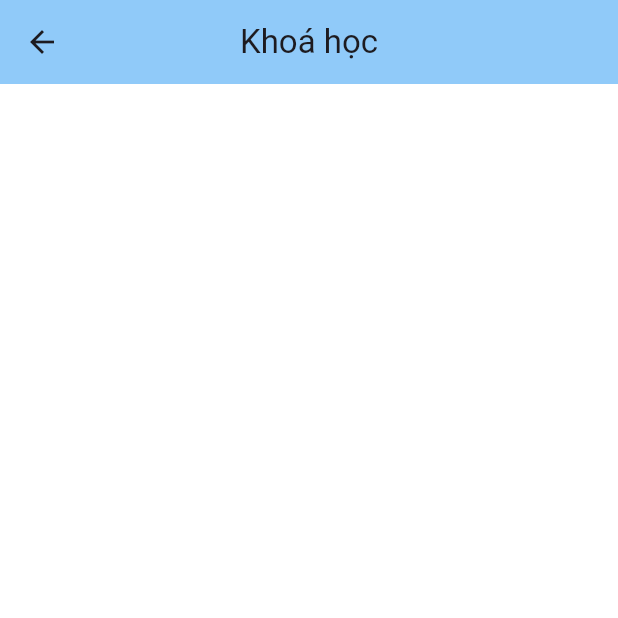
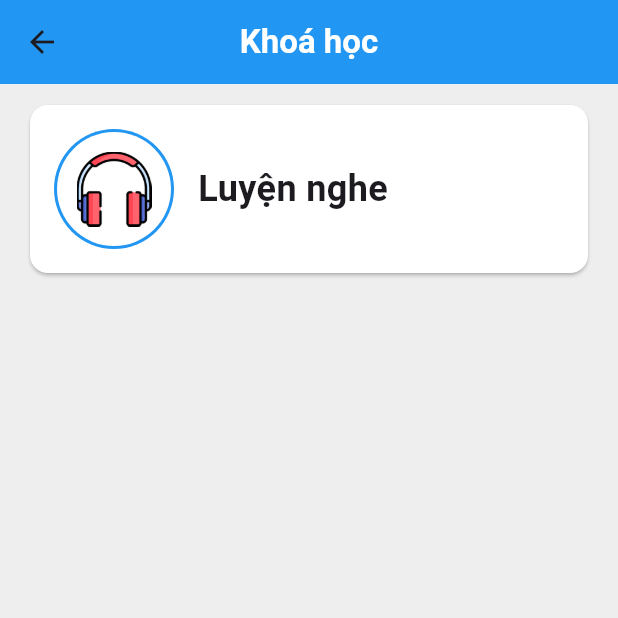
Before and after one commit to quyok808/mobile_English, a Flutter app: the ClassroomView screen opened by its route, on a phone screen of 412 x 824 dp, the top half of it. Run offline on Flutter 3.47's test engine with Material 3 defaults, Android fonts, the phone set to English and light mode, and no system bars; our stand-ins replace cloud_firestore, firebase_auth, firebase_core, flip_card, flutter_native_splash, flutter_tts and 6 more; missing offline and left inert: mailer; accounts and stored records are empty; network calls fail.

Commit message:
update UI Classroom

```diff
--- a/lib/app/modules/account/views/account_view.dart
+++ b/lib/app/modules/account/views/account_view.dart
@@ -18,11 +18,11 @@ class AccountView extends StatelessWidget {
         title: Center(
           child: Text(
             'Thông tin tài khoản',
-            style: TextStyle(fontWeight: FontWeight.bold, color: Colors.black),
+            style: TextStyle(fontWeight: FontWeight.bold, color: Colors.white),
             textAlign: TextAlign.center,
           ),
         ),
-        backgroundColor: AppTheme.blue,
+        backgroundColor: Colors.blue,
       ),
       body: Stack(
         children: [
@@ -30,7 +30,7 @@ class AccountView extends StatelessWidget {
             children: [
               Container(
                 height: 215,
-                color: AppTheme.blue,
+                color: Colors.blue,
                 child: InfomationWidget(),
               ),
               Expanded(
--- a/lib/app/modules/account/views/widgets/infomation_widget.dart
+++ b/lib/app/modules/account/views/widgets/infomation_widget.dart
@@ -29,7 +29,10 @@ class InfomationWidget extends StatelessWidget {
             String displayName = _controller.displayName ?? "USER";
             return Text(
               displayName,
-              style: TextStyle(fontSize: 24, fontWeight: FontWeight.bold),
+              style: TextStyle(
+                  fontSize: 24,
+                  fontWeight: FontWeight.bold,
+                  color: Colors.white),
             );
           }),
         ],
--- a/lib/app/modules/classrooms/view/classroom_view.dart
+++ b/lib/app/modules/classrooms/view/classroom_view.dart
@@ -1,5 +1,10 @@
 import 'package:flutter/material.dart';
+import 'package:onlya_english/app/modules/classrooms/view/widgets/item_column.dart';
+import 'package:onlya_english/app/modules/listening/bindings/listening_binding.dart';
+import 'package:onlya_english/app/routes/bound_widget.dart';
 import 'package:onlya_english/app/themes/theme.dart';
+
+import '../../listening/views/listening_view.dart';
 
 class ClassroomView extends StatelessWidget {
   const ClassroomView({super.key});
@@ -7,11 +12,49 @@ class ClassroomView extends StatelessWidget {
   @override
   Widget build(BuildContext context) {
     return Scaffold(
-      backgroundColor: Colors.white,
+      backgroundColor: Colors.grey[200],
       appBar: AppBar(
-        title: Text('Khoá học'),
+        title: Text(
+          'Khoá học',
+          style: TextStyle(fontWeight: FontWeight.bold, color: Colors.white),
+        ),
         centerTitle: true,
-        backgroundColor: AppTheme.blue,
+        backgroundColor: Colors.blue,
+      ),
+      body: SingleChildScrollView(
+        child: Padding(
+          padding: const EdgeInsets.symmetric(vertical: 10),
+          child: Column(
+            children: [
+              ItemClassroom(
+                imagelink:
+                    'assets/images/headphones.png', // trong bên dưới có hết link image có hết
+                content: 'Luyện nghe', // thế thôi, không cần chỉnh j thêm
+                path: '/listening', // lấy bên app-routes.dart
+              ),
+              // ItemClassroom(
+              //   imagelink: 'assets/images/speak.png',
+              //   content: 'Luyện nói',
+              // ),
+              // ItemClassroom(
+              //   imagelink: 'assets/images/read.png',
+              //   content: 'Luyện đọc',
+              // ),
+              // ItemClassroom(
+              //   imagelink: 'assets/images/write.png',
+              //   content: 'Luyện viết',
+              // ),
+              // ItemClassroom(
+              //   imagelink: 'assets/images/dictionary.png',
+              //   content: 'Từ vựng của tôi',
+              // ),
+              // ItemClassroom(
+              //   imagelink: 'assets/images/mini-test.png',
+              //   content: 'Bài kiểm tra ngắn',
+              // ),
+            ],
+          ),
+        ),
       ),
     );
   }
--- /dev/null
+++ b/lib/app/modules/classrooms/view/widgets/item_column.dart
@@ -0,0 +1,65 @@
+import 'package:flutter/material.dart';
+import 'package:get/get.dart';
+import 'package:onlya_english/app/routes/bound_widget.dart';
+
+class ItemClassroom extends StatelessWidget {
+  ItemClassroom({
+    super.key,
+    required this.imagelink,
+    required this.content,
+    required this.path,
+  });
+  final double size = 50;
+  final String imagelink;
+  final String content;
+  final String path;
+
+  @override
+  Widget build(BuildContext context) {
+    return Padding(
+      padding: const EdgeInsets.only(bottom: 15, left: 16, right: 16),
+      child: ElevatedButton(
+        onPressed: () {
+          Get.toNamed(path);
+        },
+        style: ElevatedButton.styleFrom(
+          padding: EdgeInsets.all(0),
+          backgroundColor: Colors.transparent,
+          shadowColor: Colors.transparent,
+          shape: RoundedRectangleBorder(
+              borderRadius: BorderRadius.circular(10)), // Bo tròn góc
+        ),
+        child: Card(
+          color: Colors.white,
+          child: Row(
+            children: [
+              Container(
+                padding: EdgeInsets.all(16.0),
+                child: CircleAvatar(
+                  radius: 40,
+                  backgroundColor: Colors.blue,
+                  child: CircleAvatar(
+                    radius: 38,
+                    backgroundColor: Colors.white,
+                    child: Image.asset(
+                      imagelink,
+                      width: size,
+                      height: size,
+                    ),
+                  ),
+                ),
+              ),
+              Expanded(
+                child: Text(
+                  content,
+                  style: TextStyle(fontSize: 24, fontWeight: FontWeight.bold),
+                  textAlign: TextAlign.start,
+                ),
+              )
+            ],
+          ),
+        ),
+      ),
+    );
+  }
+}
--- a/lib/app/modules/flashcard/views/flashcard_view.dart
+++ b/lib/app/modules/flashcard/views/flashcard_view.dart
@@ -1,6 +1,6 @@
+// ignore_for_file: use_key_in_widget_constructors
+
 import 'package:flutter/material.dart';
-import 'package:flip_card/flip_card.dart';
-import 'package:flutter_tts/flutter_tts.dart';
 import 'package:get/get.dart';
 import 'package:onlya_english/app/themes/theme.dart';
 import '../controllers/flashcard_controller.dart';
@@ -15,16 +15,16 @@ class FlashcardView extends StatelessWidget {
     controller.loadFlashcards();
 
     return Scaffold(
-      backgroundColor: Colors.white,
+      backgroundColor: Colors.grey[200],
       appBar: AppBar(
         title: Center(
           child: Text(
             'Flashcards',
-            style: TextStyle(fontWeight: FontWeight.bold, color: Colors.black),
+            style: TextStyle(fontWeight: FontWeight.bold, color: Colors.white),
             textAlign: TextAlign.center,
           ),
         ),
-        backgroundColor: AppTheme.blue,
+        backgroundColor: Colors.blue,
       ),
       body: Obx(() {
         if (controller.isLoading.value) {
--- a/lib/app/modules/home/views/home_view.dart
+++ b/lib/app/modules/home/views/home_view.dart
@@ -4,13 +4,14 @@ import 'package:flutter/material.dart';
 import 'package:onlya_english/app/modules/Search/bindings/search_binding.dart';
 import 'package:onlya_english/app/modules/Search/views/search_view.dart';
 import 'package:onlya_english/app/modules/account/views/account_view.dart';
+import 'package:onlya_english/app/modules/classrooms/bindings/classroom_binding.dart';
+import 'package:onlya_english/app/modules/classrooms/view/classroom_view.dart';
 import 'package:onlya_english/app/modules/flashcard/bindings/flashcard_binding.dart';
 import 'package:onlya_english/app/modules/flashcard/views/flashcard_view.dart';
 import 'package:onlya_english/app/modules/listening/bindings/listening_binding.dart';
 import 'package:onlya_english/app/modules/listening/views/listening_view.dart';
 import '../../../routes/bound_widget.dart';
 import '../../../themes/theme.dart';
-
 
 class HomeView extends StatefulWidget {
   const HomeView({super.key});
@@ -28,15 +29,13 @@ class _HomeViewState extends State<HomeView> {
       child: SearchView(),
     ),
     BoundWidget(
-      binding: ListeningBinding(),
-      child: ListeningPage(),
+      binding: ClassroomBinding(),
+      child: ClassroomView(),
     ),
-    //Center(child: Text('Khóa Học')),
     BoundWidget(
       binding: FlashcardBinding(),
       child: FlashcardView(),
     ),
-    // Center(child: Text('Game')),
     Center(child: AccountView()),
   ];
 
--- a/lib/app/themes/theme.dart
+++ b/lib/app/themes/theme.dart
@@ -13,6 +13,7 @@ class AppTheme {
   static final green = Colors.greenAccent[400];
   static final light_blue = Color(0xFFBBEEFA);
   static final purple = Color(0xFF624E88);
+  static final light_purple = Color(0xFFB1AFFF);
 
   //font chữ
   static final lobsterFont =
```
Also changed, not shown: assets/images/dictionary.png (added), assets/images/headphones.png (added), assets/images/mini-test.png (added), assets/images/read.png (added), assets/images/speak.png (added), assets/images/write.png (added).
